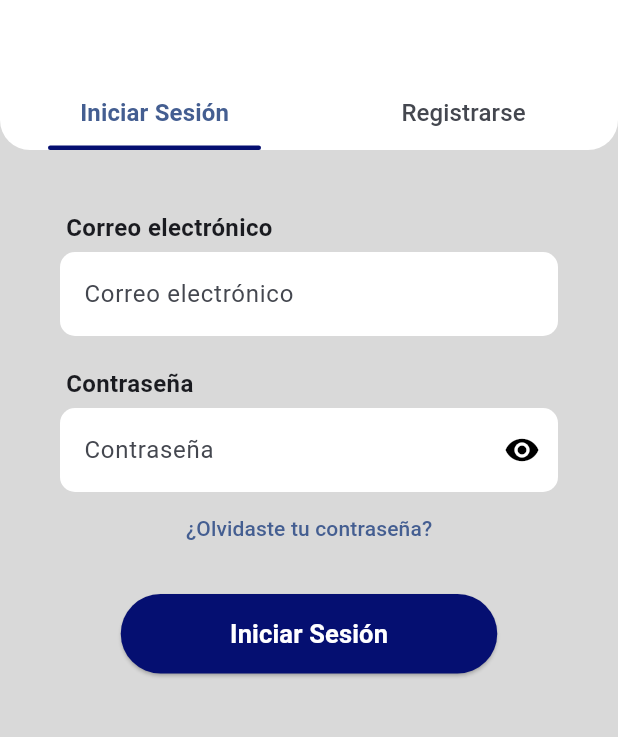
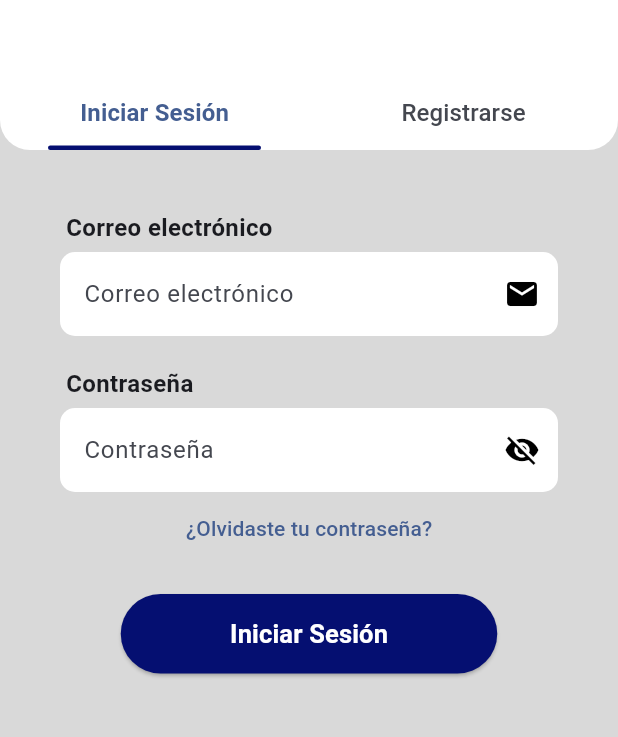
Before and after one commit to valeraruggierotesisucv/flutter-app, a Flutter app: the screen it shows after launch, on a phone screen of 412 x 824 dp, the part 375-1112 px from its top. Run offline on Flutter 3.47's test engine with Material 3 defaults, Android fonts, the light colour scheme and no system bars; our stand-ins replace audioplayers, file_picker, flutter_dotenv, image_picker, permission_handler, supabase_flutter and 1 more; missing offline and left inert: flutter_sound; accounts and stored records are empty; generated files the repository leaves out were written again; Roboto replaces fonts that are missing (SFProRounded).

Commit message:
icons added

```diff
--- a/lib/view_models/auth_view_model.dart
+++ b/lib/view_models/auth_view_model.dart
@@ -44,7 +44,7 @@ class AuthViewModel extends ChangeNotifier {
           followersCounter: 0,
           followingCounter: 0));
 
-      debugPrint("result--> $result");
+      debugPrint("SignUp success--> $result");
     } catch (e) {
       errorMessage = e.toString();
       ScaffoldMessenger.of(_context)
--- a/lib/views/auth_view.dart
+++ b/lib/views/auth_view.dart
@@ -26,6 +26,7 @@ class _AuthViewState extends State<AuthView> {
   final _confirmPasswordController = TextEditingController();
   DateTime _dateOfBirthController = DateTime.now();
   bool passwordVisibility = false;
+  bool confirmPasswordVisibility = false;
 
   final tabs = [
     TabItem(id: 1, title: 'Iniciar Sesión'),
@@ -140,6 +141,7 @@ class _AuthViewState extends State<AuthView> {
                                   hint: 'Correo electrónico',
                                   error: '',
                                   controller: _emailController,
+                                  icon: Icons.email,
                                 ),
                                 const SizedBox(height: 20),
                                 InputField(
@@ -149,8 +151,8 @@ class _AuthViewState extends State<AuthView> {
                                   controller: _passwordControler,
                                   secureText: !passwordVisibility,
                                   icon: passwordVisibility
-                                      ? Icons.visibility_off
-                                      : Icons.visibility,
+                                      ? Icons.visibility
+                                      : Icons.visibility_off,
                                   onIconTap: () {
                                     setState(() {
                                       passwordVisibility = !passwordVisibility;
@@ -183,18 +185,21 @@ class _AuthViewState extends State<AuthView> {
                                 hint: 'Nombre de Usuario',
                                 error: '',
                                 controller: _nameController,
+                                icon: Icons.person,
                               ),
                               InputField(
                                 label: 'Nombre Completo',
                                 hint: 'Nombre Completo',
                                 error: '',
                                 controller: _fullNameController,
+                                icon: Icons.person_add,
                               ),
                               InputField(
                                   label: 'Correo electrónico',
                                   hint: 'Correo electrónico',
                                   error: '',
-                                  controller: _emailController),
+                                  controller: _emailController,
+                                  icon: Icons.email),
                               DateTimePickerField(
                                   label: 'Fecha de nacimiento',
                                   value: _dateOfBirthController,
@@ -202,15 +207,36 @@ class _AuthViewState extends State<AuthView> {
                                         _dateOfBirthController = value;
                                       })),
                               InputField(
-                                  label: 'Contraseña',
-                                  hint: 'Contraseña',
-                                  error: '',
-                                  controller: _passwordControler),
+                                label: 'Contraseña',
+                                hint: 'Contraseña',
+                                error: '',
+                                controller: _passwordControler,
+                                secureText: !passwordVisibility,
+                                icon: passwordVisibility
+                                    ? Icons.visibility
+                                    : Icons.visibility_off,
+                                onIconTap: () {
+                                  setState(() {
+                                    passwordVisibility = !passwordVisibility;
+                                  });
+                                },
+                              ),
                               InputField(
                                   label: 'Confirmar contraseña',
                                   hint: 'Confirmar contraseña',
                                   error: '',
-                                  controller: _confirmPasswordController),
+                                  controller: _confirmPasswordController,
+                                  secureText: confirmPasswordVisibility,
+                                  icon: confirmPasswordVisibility
+                                    ? Icons.visibility
+                                    : Icons.visibility_off,
+                                  onIconTap: () {
+                                  setState(() {
+                                    confirmPasswordVisibility = !confirmPasswordVisibility;
+                                  });
+                                },
+
+                                  ),
                               const SizedBox(height: 10),
                               CustomButton(
                                   label: 'Registrarse', onPress: register),
```
